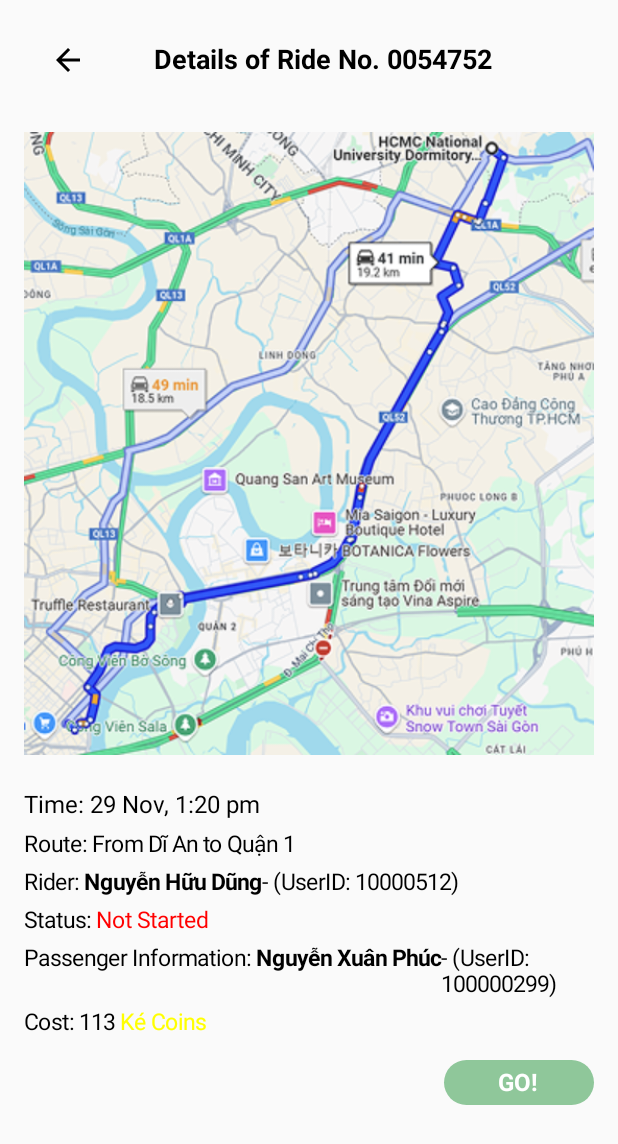
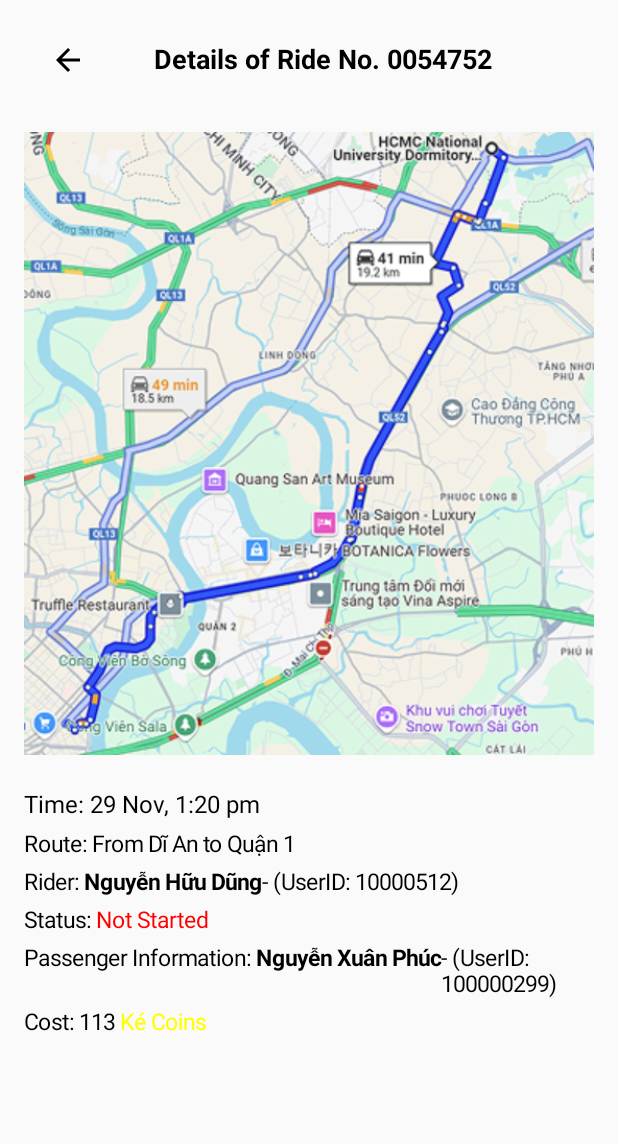
Before and after one commit to GenyoNguyen/Go, an Android app built with Jetpack Compose: the LoginSuccessfulScreen screen opened through its navigation route, after a tap on "Details", on a phone screen of 412 x 824 dp. Shown: the top 1144 px of the screen. Run offline under Robolectric (Android 15) with nearby library versions, the phone set to English and light mode, and no system bars.

Commit message:
fix bug HistoryScreen + HomeScreen

```diff
--- a/app/src/main/java/com/example/projectse104/ui/navigation/AppNavigation.kt
+++ b/app/src/main/java/com/example/projectse104/ui/navigation/AppNavigation.kt
@@ -124,7 +124,9 @@ fun AppNavigation(navController: NavHostController) {
                 navArgument("riderUserId") { type = NavType.StringType },
                 navArgument("passengerName") { type = NavType.StringType },
                 navArgument("passengerUserId") { type = NavType.StringType },
-                navArgument("cost") { type = NavType.StringType }
+                navArgument("cost") { type = NavType.StringType } ,
+                navArgument("addGoButton") { type = NavType.StringType }
+
             )
         ) { backStackEntry ->
             // Lấy các tham số từ backStackEntry
@@ -138,6 +140,7 @@ fun AppNavigation(navController: NavHostController) {
             val passengerName = backStackEntry.arguments?.getString("passengerName") ?: ""
             val passengerUserId = backStackEntry.arguments?.getString("passengerUserId") ?: ""
             val cost = backStackEntry.arguments?.getString("cost") ?: ""
+            val addGoButton = backStackEntry.arguments?.getString("addGoButton") ?: ""
 
             // Truyền tham số vào RideDetailsScreen
             RideDetailsScreen(
@@ -151,7 +154,8 @@ fun AppNavigation(navController: NavHostController) {
                 riderUserId = riderUserId,
                 passengerName = passengerName,
                 passengerUserId = passengerUserId,
-                cost = cost
+                cost = cost,
+                addGoButton=addGoButton
             )
         }
         composable(
--- a/app/src/main/java/com/example/projectse104/ui/navigation/Screen.kt
+++ b/app/src/main/java/com/example/projectse104/ui/navigation/Screen.kt
@@ -23,7 +23,7 @@ sealed class Screen(val route: String) {
     object OfferARide : Screen("offer_a_ride/{userName}") // ✅ Thêm màn hình RideDetails
     object OfferDetails : Screen("offer_details/{userName}/{rideNo}/{estimatedDeparture}/{fromLocation}/{toLocation}/{riderName}/{riderUserId}/{cost}") // ✅ Thêm màn hình RideDetails
     object ConfirmRequest : Screen("confirm_request/{passengerName}/{rideID}/{riderName}") // ✅ Thêm màn hình RideDetails
-    object RideDetails : Screen("ride_details/{userName}/{rideNo}/{estimatedDeparture}/{fromLocation}/{toLocation}/{riderName}/{riderUserId}/{passengerName}/{passengerUserId}/{cost}")
+    object RideDetails : Screen("ride_details/{userName}/{rideNo}/{estimatedDeparture}/{fromLocation}/{toLocation}/{riderName}/{riderUserId}/{passengerName}/{passengerUserId}/{cost}/{addGoButton}")
     object AddNewOffer1 : Screen("add_new_offer1/{userName}")
     object AddNewOffer2 : Screen("add_new_offer2/{userName}")
     object AddNewOffer3 : Screen("add_new_offer3/{userName}")
--- a/app/src/main/java/com/example/projectse104/ui/screens/history/RideDetailsRating.kt
+++ b/app/src/main/java/com/example/projectse104/ui/screens/history/RideDetailsRating.kt
@@ -53,7 +53,7 @@ fun RideDetailsRatingScreen(
             horizontalArrangement = Arrangement.Start
         ) {
             // Mũi tên quay lại
-            IconButton(onClick = { navController.popBackStack() }) {
+            IconButton(onClick = { navController.navigate("history/$userName") }) {
                 Icon(
                     imageVector = Icons.Filled.ArrowBack,
                     contentDescription = "Back",
--- a/app/src/main/java/com/example/projectse104/ui/screens/home/FindAScreen.kt
+++ b/app/src/main/java/com/example/projectse104/ui/screens/home/FindAScreen.kt
@@ -159,7 +159,8 @@ fun FindARideScreen(navController: NavController, userName: String) {
                     userID,
                     riderName,
                     riderId,
-                    coinsEarned
+                    coinsEarned,
+                    "yes"
                 )
             }
         }
--- a/app/src/main/java/com/example/projectse104/ui/screens/home/HomeScreen.kt
+++ b/app/src/main/java/com/example/projectse104/ui/screens/home/HomeScreen.kt
@@ -150,6 +150,7 @@ fun HomeScreen(navController: NavController, userName: String) {
                     riderName=riderName,
                     riderId=riderId,
                     coinsEarned=coinsEarned,
+                    addGoButton="no"
                 )
             }
         }
@@ -270,8 +271,10 @@ fun RideItem(
     riderName:String="",
     riderId:String="",
     coinsEarned:String="",
+    addGoButton:String=""
 ) {
-    var path:String=if (route!="offer_details") "$route/$userName/$rideNo/$estimatedDeparture/$fromLocation/$toLocation/$riderName/$riderId/$userFullName/$userID/$coinsEarned"
+    var path:String=if (route=="ride_details") "$route/$userName/$rideNo/$estimatedDeparture/$fromLocation/$toLocation/$riderName/$riderId/$userFullName/$userID/$coinsEarned/$addGoButton"
+    else if (route=="ride_details_history") "$route/$userName/$rideNo/$estimatedDeparture/$fromLocation/$toLocation/$riderName/$riderId/$userFullName/$userID/$coinsEarned"
     else "$route/$userName/$rideNo/$estimatedDeparture/$fromLocation/$toLocation/$riderName/$riderId/$coinsEarned"
 
     Column(
--- a/app/src/main/java/com/example/projectse104/ui/screens/home/RideDetails.kt
+++ b/app/src/main/java/com/example/projectse104/ui/screens/home/RideDetails.kt
@@ -33,7 +33,8 @@ fun RideDetailsScreen(
     riderUserId: String,
     passengerName: String,
     passengerUserId: String,
-    cost: String
+    cost: String,
+    addGoButton:String
     ) {
     Column(
         modifier = Modifier
@@ -158,7 +159,7 @@ fun RideDetailsScreen(
             }
 
             Spacer(modifier = Modifier.height(16.dp))
-
+            if(addGoButton=="yes") {
                 Button(
                     onClick = { navController.navigate("confirm_ride/$riderName/$rideNo/$userName") },
                     modifier = Modifier
@@ -180,3 +181,4 @@ fun RideDetailsScreen(
             }
         }
     }
+}
```
Lines whose indentation alone changed are shown as unchanged.
